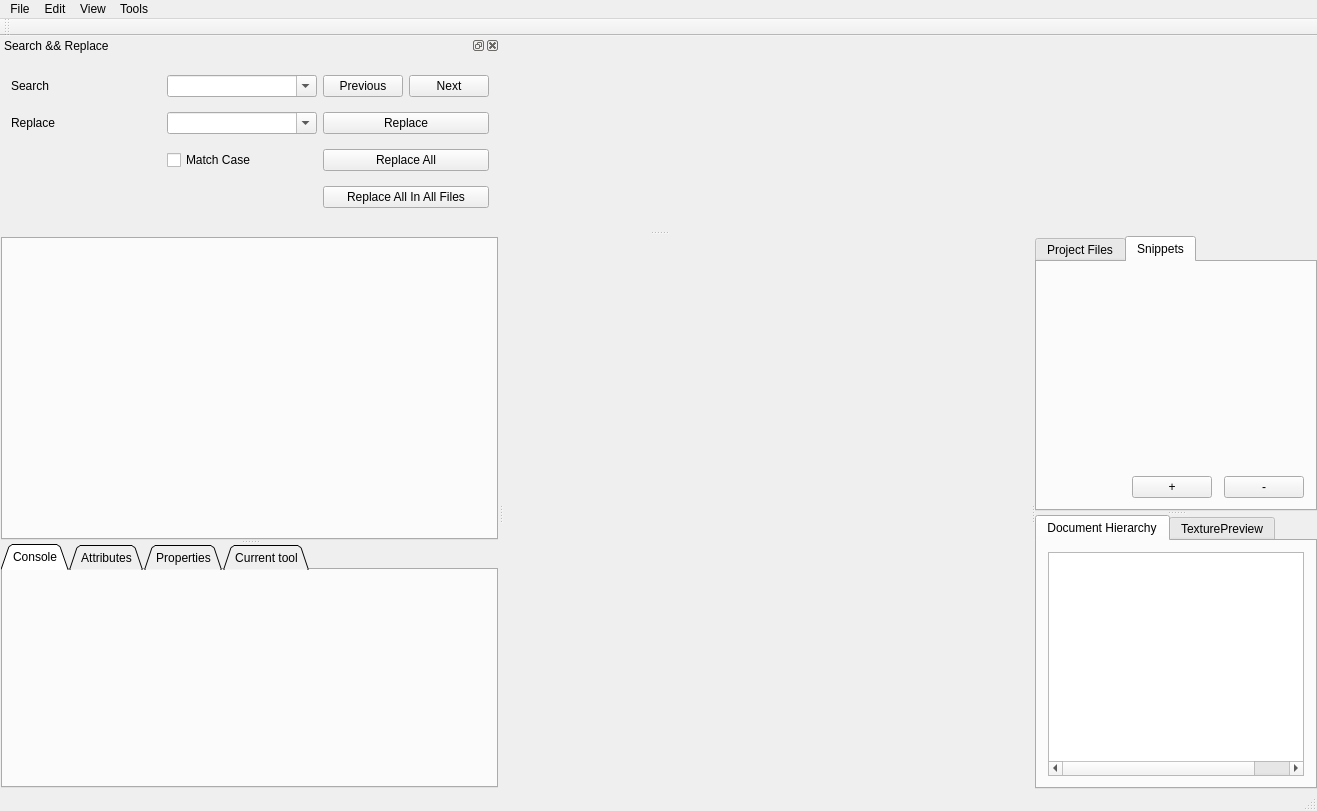
ppiecuch/Rockete, file ui/rockete.ui: the form before one commit.
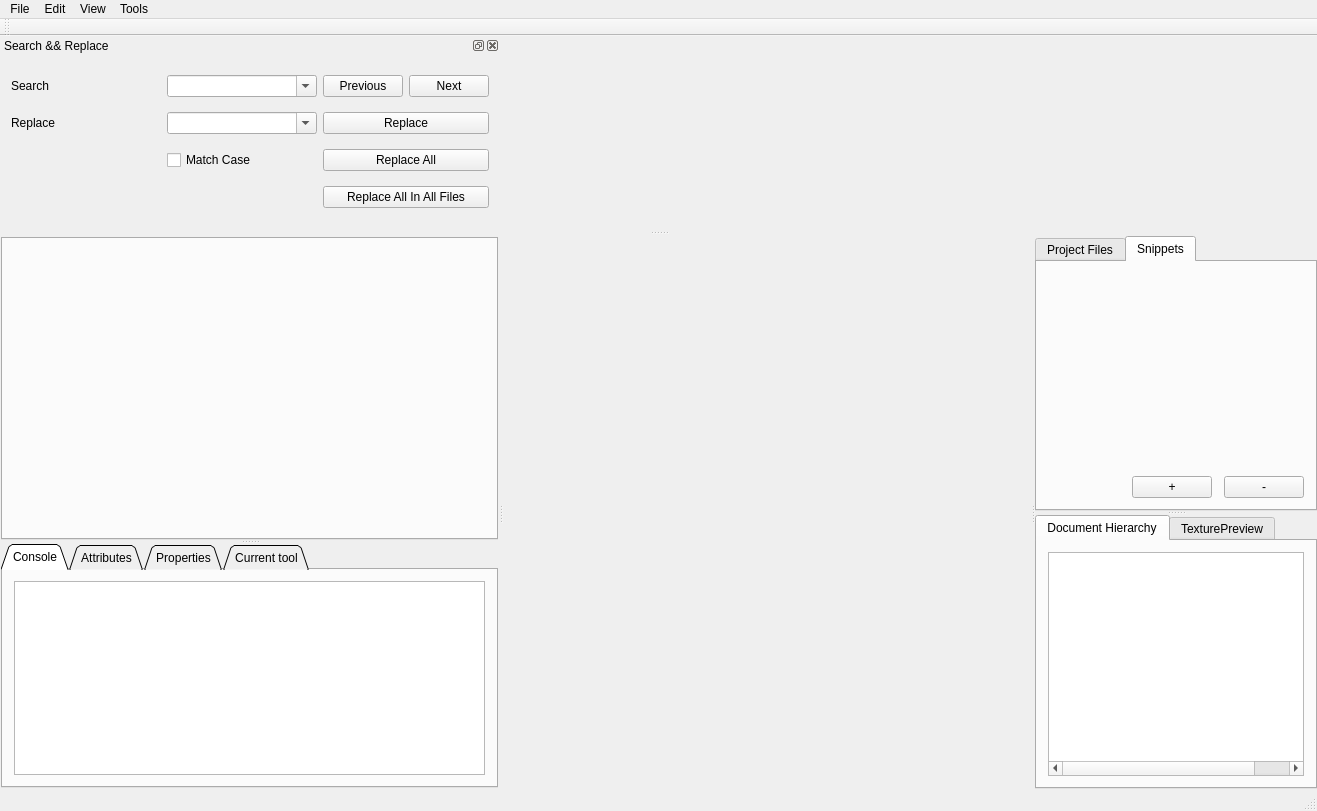
The form after the commit. The open tabs and pages were chosen to show the change. Icons and pictures are not drawn. Custom widgets are drawn as their Qt base class.

```diff
--- a/ui/rockete.ui
+++ b/ui/rockete.ui
@@ -95,6 +95,25 @@
             <attribute name="title">
              <string>Console</string>
             </attribute>
+            <layout class="QGridLayout" name="gridLayout_5">
+             <item row="0" column="0">
+              <widget class="QTextBrowser" name="logWindow">
+               <property name="documentTitle">
+                <string>Log</string>
+               </property>
+               <property name="lineWrapMode">
+                <enum>QTextEdit::WidgetWidth</enum>
+               </property>
+               <property name="html">
+                <string>&lt;!DOCTYPE HTML PUBLIC &quot;-//W3C//DTD HTML 4.0//EN&quot; &quot;http://www.w3.org/TR/REC-html40/strict.dtd&quot;&gt;
+&lt;html&gt;&lt;head&gt;&lt;meta name=&quot;qrichtext&quot; content=&quot;1&quot; /&gt;&lt;title&gt;Log&lt;/title&gt;&lt;style type=&quot;text/css&quot;&gt;
+p, li { white-space: pre-wrap; }
+&lt;/style&gt;&lt;/head&gt;&lt;body style=&quot; font-family:'Lucida Grande'; font-size:13pt; font-weight:400; font-style:normal;&quot;&gt;
+&lt;p style=&quot;-qt-paragraph-type:empty; margin-top:0px; margin-bottom:0px; margin-left:0px; margin-right:0px; -qt-block-indent:0; text-indent:0px; font-size:10pt;&quot;&gt;&lt;br /&gt;&lt;/p&gt;&lt;/body&gt;&lt;/html&gt;</string>
+               </property>
+              </widget>
+             </item>
+            </layout>
            </widget>
            <widget class="QWidget" name="tab_3">
             <attribute name="title">
```
Left out of the diff: 2 changed lines with no effect on the pictures.
